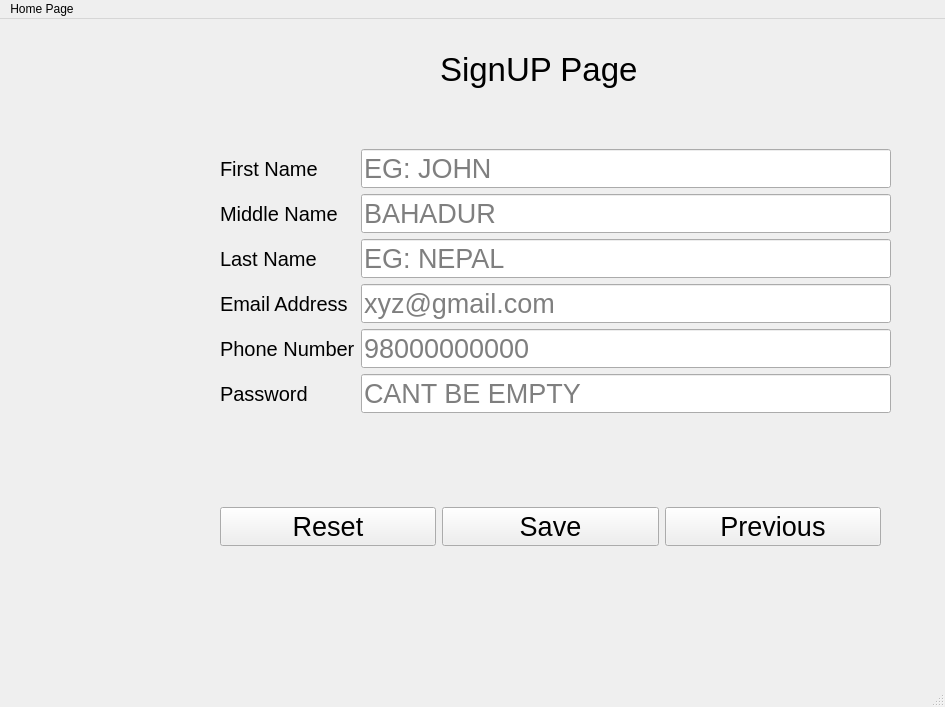
Above: mainwindow.ui from Shreyak125/Mind_Your_Money before the change. Below: the same form after it.
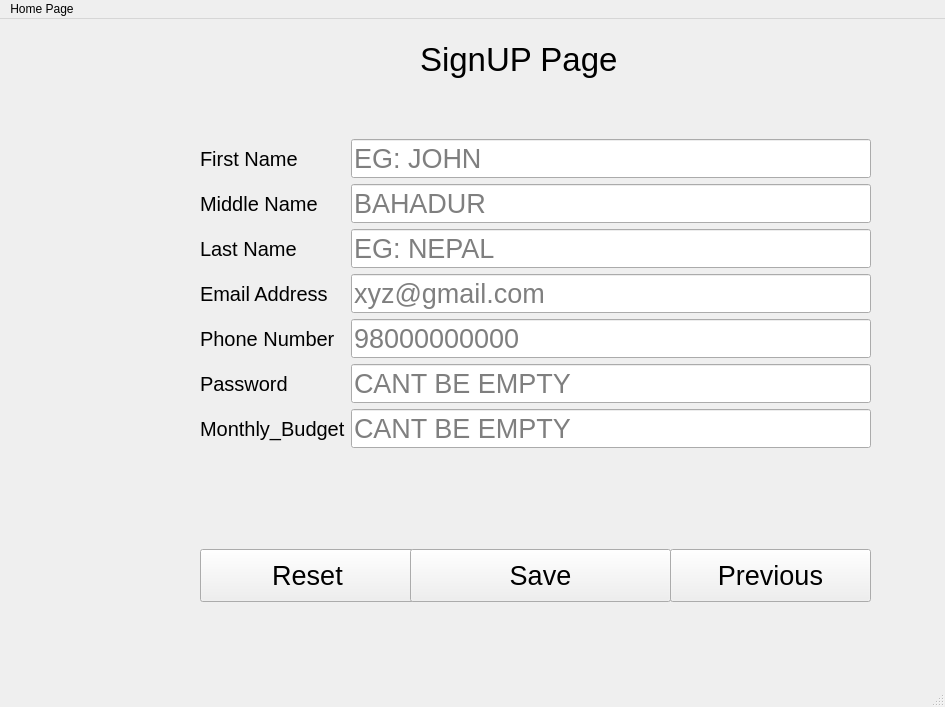
That is the form after the change. The open tabs and pages were chosen to show the change.

```diff
--- a/mainwindow.ui
+++ b/mainwindow.ui
@@ -17,8 +17,8 @@
    <widget class="QStackedWidget" name="stackedWidget">
     <property name="geometry">
      <rect>
-      <x>20</x>
-      <y>10</y>
+      <x>0</x>
+      <y>0</y>
       <width>911</width>
       <height>651</height>
      </rect>
@@ -32,7 +32,7 @@
      <enum>Qt::LayoutDirection::LeftToRight</enum>
     </property>
     <property name="currentIndex">
-     <number>0</number>
+     <number>5</number>
     </property>
     <widget class="QWidget" name="page">
      <widget class="QLabel" name="label">
@@ -148,7 +148,7 @@
         <x>200</x>
         <y>120</y>
         <width>671</width>
-        <height>349</height>
+        <height>401</height>
        </rect>
       </property>
       <layout class="QFormLayout" name="formLayout_2">
@@ -164,6 +164,13 @@
          </property>
         </widget>
        </item>
+       <item row="0" column="1">
+        <widget class="QLineEdit" name="txtFirstName">
+         <property name="placeholderText">
+          <string>EG: JOHN</string>
+         </property>
+        </widget>
+       </item>
        <item row="1" column="0">
         <widget class="QLabel" name="label_5">
          <property name="font">
@@ -176,6 +183,13 @@
          </property>
         </widget>
        </item>
+       <item row="1" column="1">
+        <widget class="QLineEdit" name="txtMiddle">
+         <property name="placeholderText">
+          <string>BAHADUR</string>
+         </property>
+        </widget>
+       </item>
        <item row="2" column="0">
         <widget class="QLabel" name="label_6">
          <property name="font">
@@ -252,17 +266,22 @@
          </property>
         </widget>
        </item>
-       <item row="1" column="1">
-        <widget class="QLineEdit" name="txtMiddle">
-         <property name="placeholderText">
-          <string>BAHADUR</string>
+       <item row="6" column="0">
+        <widget class="QLabel" name="MonthlyBudget">
+         <property name="font">
+          <font>
+           <pointsize>15</pointsize>
+          </font>
+         </property>
+         <property name="text">
+          <string>Monthly_Budget</string>
          </property>
         </widget>
        </item>
-       <item row="0" column="1">
-        <widget class="QLineEdit" name="txtFirstName">
+       <item row="6" column="1">
+        <widget class="QLineEdit" name="txtMonthlyBudget">
          <property name="placeholderText">
-          <string>EG: JOHN</string>
+          <string>CANT BE EMPTY</string>
          </property>
         </widget>
        </item>
@@ -286,38 +305,55 @@
        <string>SignUP Page</string>
       </property>
      </widget>
+     <widget class="QPushButton" name="btnReset">
+      <property name="geometry">
+       <rect>
+        <x>200</x>
+        <y>530</y>
+        <width>215</width>
+        <height>53</height>
+       </rect>
+      </property>
+      <property name="text">
+       <string>Reset</string>
+      </property>
+     </widget>
+     <widget class="QPushButton" name="btnSave1">
+      <property name="geometry">
+       <rect>
+        <x>410</x>
+        <y>530</y>
+        <width>261</width>
+        <height>53</height>
+       </rect>
+      </property>
+      <property name="text">
+       <string>Save</string>
+      </property>
+     </widget>
+     <widget class="QPushButton" name="btnPrev">
+      <property name="geometry">
+       <rect>
+        <x>670</x>
+        <y>530</y>
+        <width>201</width>
+        <height>53</height>
+       </rect>
+      </property>
+      <property name="text">
+       <string>Previous</string>
+      </property>
+     </widget>
      <widget class="QWidget" name="horizontalLayoutWidget_2">
       <property name="geometry">
        <rect>
         <x>200</x>
-        <y>470</y>
-        <width>661</width>
-        <height>55</height>
+        <y>530</y>
+        <width>671</width>
+        <height>51</height>
        </rect>
       </property>
-      <layout class="QHBoxLayout" name="horizontalLayout_2">
-       <item>
-        <widget class="QPushButton" name="btnReset">
-         <property name="text">
-          <string>Reset</string>
-         </property>
-        </widget>
-       </item>
-       <item>
-        <widget class="QPushButton" name="btnSave1">
-         <property name="text">
-          <string>Save</string>
-         </property>
-        </widget>
-       </item>
-       <item>
-        <widget class="QPushButton" name="btnPrev">
-         <property name="text">
-          <string>Previous</string>
-         </property>
-        </widget>
-       </item>
-      </layout>
+      <layout class="QHBoxLayout" name="horizontalLayout_2"/>
      </widget>
     </widget>
     <widget class="QWidget" name="page_4">
@@ -535,7 +571,7 @@
         <number>50</number>
        </property>
        <item>
-        <widget class="QPushButton" name="btnEnter">
+        <widget class="QPushButton" name="btnEnterExpense">
          <property name="text">
           <string>Enter Expense</string>
          </property>
@@ -671,7 +707,7 @@
         </widget>
        </item>
        <item row="1" column="1">
-        <widget class="QComboBox" name="comboBox_2">
+        <widget class="QComboBox" name="ExpenseName">
          <property name="placeholderText">
           <string>Expense</string>
          </property>
@@ -680,6 +716,11 @@
            <string>Food</string>
           </property>
          </item>
+         <item>
+          <property name="text">
+           <string>Rent</string>
+          </property>
+         </item>
          <item>
           <property name="text">
            <string>Stationary</string>
@@ -687,13 +728,13 @@
          </item>
          <item>
           <property name="text">
-           <string>Others</string>
+           <string>Utensils</string>
           </property>
          </item>
         </widget>
        </item>
        <item row="0" column="1">
-        <widget class="QLineEdit" name="lineEdit">
+        <widget class="QLineEdit" name="LineEditAmount">
          <property name="placeholderText">
           <string>RS.</string>
          </property>
@@ -715,14 +756,14 @@
         <number>100</number>
        </property>
        <item>
-        <widget class="QPushButton" name="btnEPrev">
+        <widget class="QPushButton" name="btnPrev_3">
          <property name="text">
           <string>Prev</string>
          </property>
         </widget>
        </item>
        <item>
-        <widget class="QPushButton" name="btnESave">
+        <widget class="QPushButton" name="btnSaveExpense">
          <property name="text">
           <string>Save</string>
          </property>
@@ -739,7 +780,7 @@
      <x>0</x>
      <y>0</y>
      <width>945</width>
-     <height>25</height>
+     <height>26</height>
     </rect>
    </property>
    <widget class="QMenu" name="menuHome_Page">
```
